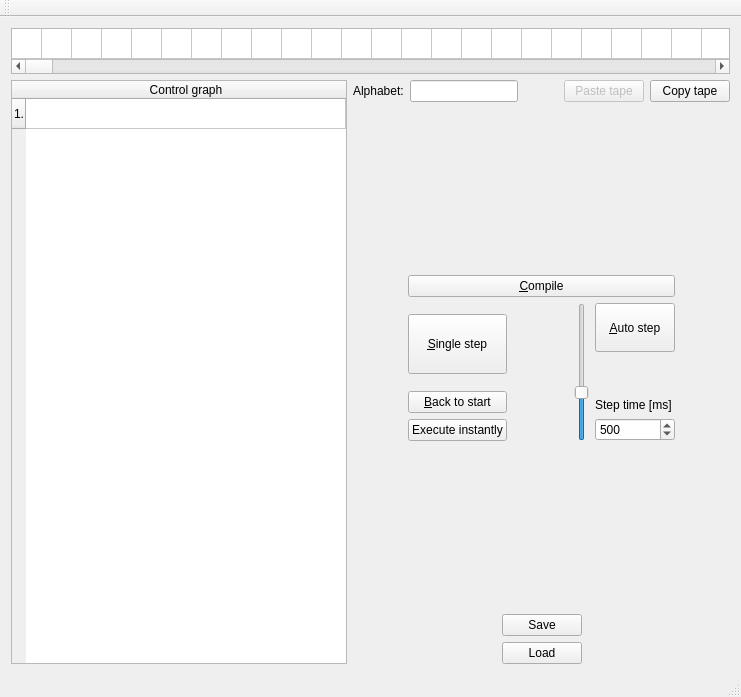
First picture: the form in TuringMachineGUI/TMMainWindow.ui, repository saleph/turing_machine, before the edit.
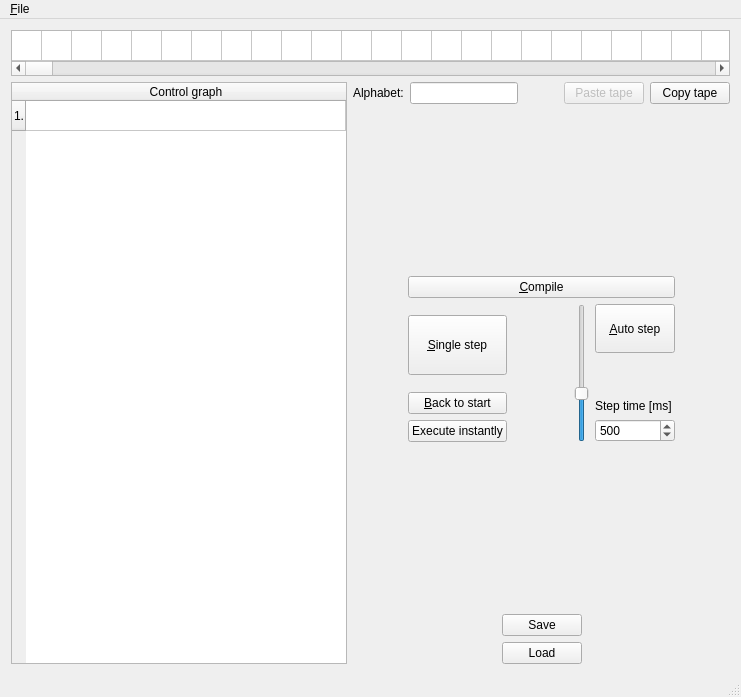
Second picture: the form after the edit. Custom widgets are drawn as their Qt base class.

The edit to the form file:
```diff
--- a/TuringMachineGUI/TMMainWindow.ui
+++ b/TuringMachineGUI/TMMainWindow.ui
@@ -39,7 +39,7 @@
        <enum>QAbstractScrollArea::AdjustToContentsOnFirstShow</enum>
       </property>
       <property name="columnCount">
-       <number>999</number>
+       <number>1001</number>
       </property>
       <attribute name="horizontalHeaderVisible">
        <bool>false</bool>
@@ -1064,6 +1064,8 @@
       <column/>
       <column/>
       <column/>
+      <column/>
+      <column/>
      </widget>
     </item>
     <item>
@@ -1497,14 +1499,15 @@
      <height>22</height>
     </rect>
    </property>
-  </widget>
-  <widget class="QToolBar" name="mainToolBar">
-   <attribute name="toolBarArea">
-    <enum>TopToolBarArea</enum>
-   </attribute>
-   <attribute name="toolBarBreak">
-    <bool>false</bool>
-   </attribute>
+   <widget class="QMenu" name="menu_File">
+    <property name="title">
+     <string>&amp;File</string>
+    </property>
+    <addaction name="action_Load"/>
+    <addaction name="action_Save"/>
+    <addaction name="actionSave_as"/>
+   </widget>
+   <addaction name="menu_File"/>
   </widget>
   <widget class="QStatusBar" name="statusBar">
    <property name="accessibleName">
```
Left out of the diff: 21 changed lines with no effect on the pictures.
